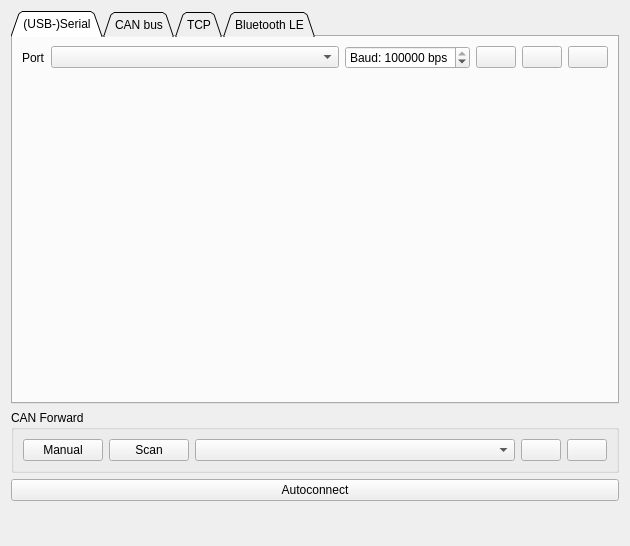
Qt form pages/pageconnection.ui (vedderb/vesc_tool) before a commit.
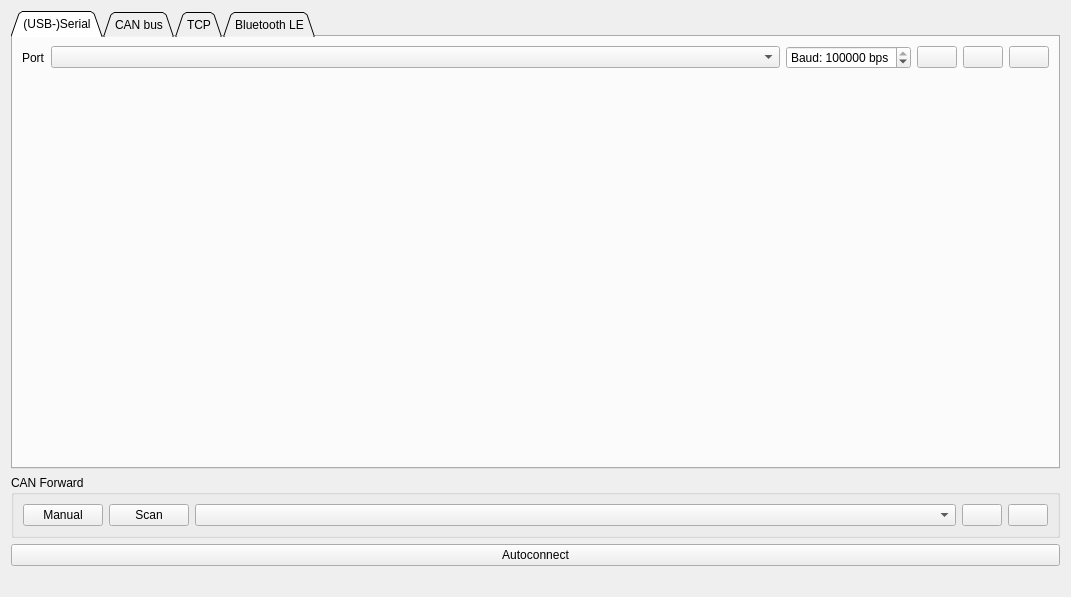
The same form after that commit. The open tabs and pages were chosen to show the change. Icons and pictures are not drawn.

```diff
--- a/pages/pageconnection.ui
+++ b/pages/pageconnection.ui
@@ -6,15 +6,15 @@
    <rect>
     <x>0</x>
     <y>0</y>
-    <width>630</width>
-    <height>546</height>
+    <width>1071</width>
+    <height>597</height>
    </rect>
   </property>
   <property name="windowTitle">
    <string>Form</string>
   </property>
   <layout class="QVBoxLayout" name="verticalLayout">
-   <item alignment="Qt::AlignVCenter">
+   <item>
     <widget class="QTabWidget" name="tabWidget">
      <property name="tabPosition">
       <enum>QTabWidget::North</enum>
@@ -140,8 +140,8 @@
          </property>
          <property name="sizeHint" stdset="0">
           <size>
-           <width>20</width>
-           <height>322</height>
+           <width>0</width>
+           <height>0</height>
           </size>
          </property>
         </spacer>
```
Left out of the diff: 14 changed lines with no effect on the pictures.
